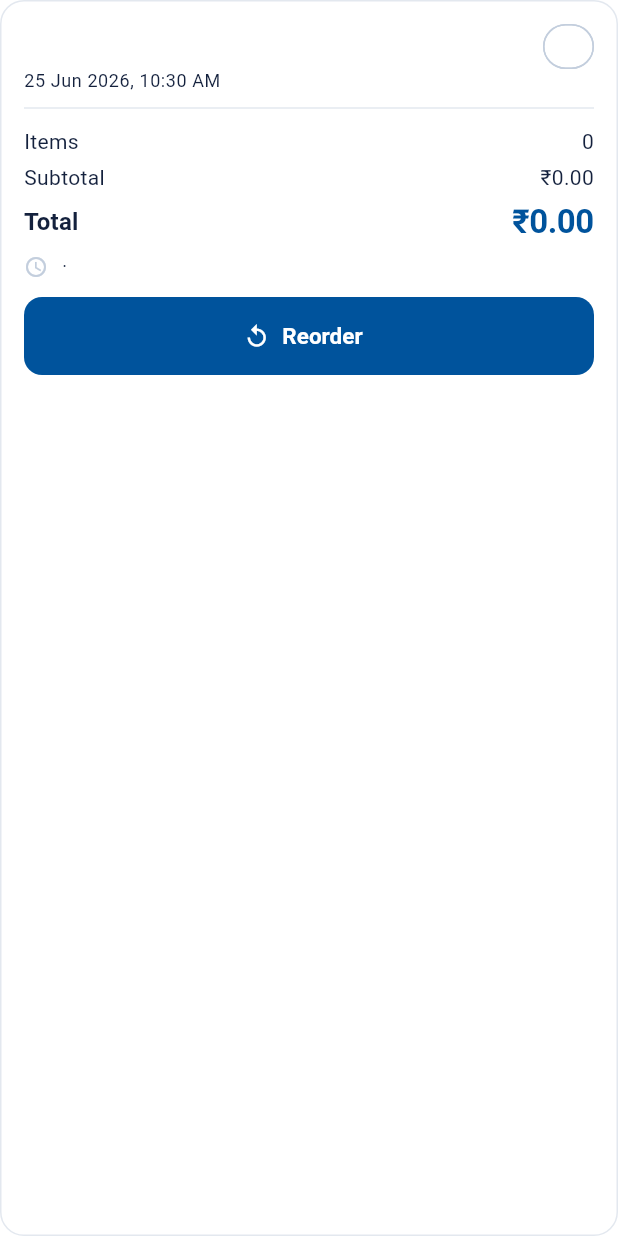
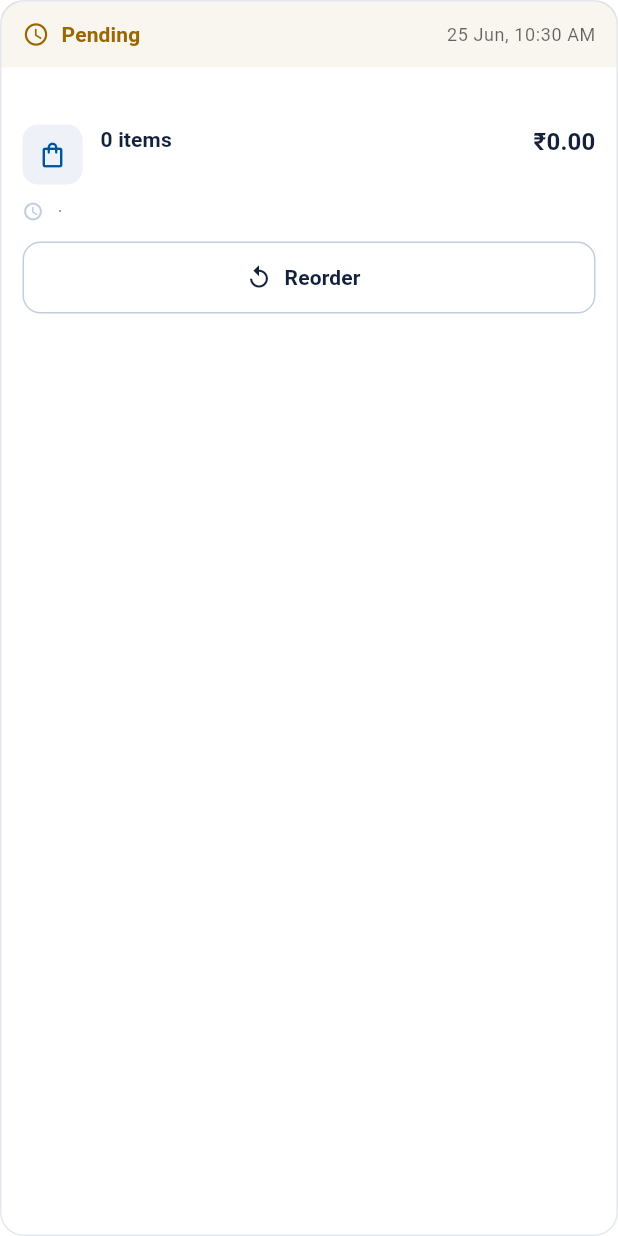
Before and after one commit to nrsnavin/NHSTYX-CUSTOMER, a Flutter app: the _OrderCard widget shown alone on an empty page, opened directly with empty values, on a phone screen of 412 x 824 dp. Run offline on Flutter 3.47's test engine with Material 3 defaults, Android fonts, the phone set to English and light mode, and no system bars; our stand-ins replace dio, flutter_riverpod, flutter_secure_storage, geocoding, geolocator, go_router and 2 more; missing offline and left inert: razorpay_flutter; accounts and stored records are empty; network calls fail.

Commit message:
Redesign orders screen Blinkit-style
Each order is now a card with a coloured status header (Delivered/Shipped/
Packed/Confirmed/Pending/Cancelled) + date, an item icon, item count and a
variant-aware item summary, the total, a payment line, and tidy actions
(prominent Pay-now for unpaid online orders, plus Reorder and Invoice).

```diff
--- a/lib/src/features/orders/presentation/orders_screen.dart
+++ b/lib/src/features/orders/presentation/orders_screen.dart
@@ -21,19 +21,17 @@ class OrdersScreen extends ConsumerWidget {
     final ordersAsync = ref.watch(ordersProvider);
 
     return Scaffold(
-      appBar: AppBar(title: const Text('Orders')),
+      appBar: AppBar(title: const Text('Your orders')),
       body: AsyncValueView<List<Order>>(
         value: ordersAsync,
         onRetry: () => ref.invalidate(ordersProvider),
-        loading: () => const ListCardSkeleton(height: 150),
+        loading: () => const ListCardSkeleton(height: 168),
         data: (orders) {
-          if (orders.isEmpty) {
-            return const _NoOrders();
-          }
+          if (orders.isEmpty) return const _NoOrders();
           return RefreshIndicator(
             onRefresh: () async => ref.invalidate(ordersProvider),
             child: ListView.separated(
-              padding: const EdgeInsets.all(16),
+              padding: const EdgeInsets.fromLTRB(12, 12, 12, 24),
               itemCount: orders.length,
               separatorBuilder: (_, __) => const SizedBox(height: 12),
               itemBuilder: (context, index) => _OrderCard(order: orders[index]),
@@ -61,6 +59,25 @@ class _NoOrders extends StatelessWidget {
         ],
       ),
     );
+  }
+}
+
+/// Visual treatment for an order status (Blinkit-style coloured pill).
+({Color color, IconData icon, String label}) _statusStyle(String status) {
+  switch (status) {
+    case 'DELIVERED':
+      return (color: const Color(0xFF1A7F37), icon: Icons.check_circle, label: 'Delivered');
+    case 'SHIPPED':
+      return (color: const Color(0xFF0B6BCB), icon: Icons.local_shipping, label: 'Shipped');
+    case 'PACKED':
+      return (color: const Color(0xFF6750A4), icon: Icons.inventory_2, label: 'Packed');
+    case 'CONFIRMED':
+      return (color: const Color(0xFF0B6BCB), icon: Icons.task_alt, label: 'Confirmed');
+    case 'CANCELLED':
+    case 'REJECTED':
+      return (color: const Color(0xFFB3261E), icon: Icons.cancel, label: 'Cancelled');
+    default:
+      return (color: const Color(0xFF9A6700), icon: Icons.schedule, label: 'Pending');
   }
 }
 
@@ -102,8 +119,7 @@ class _OrderCard extends ConsumerWidget {
     if (added > 0) ref.read(homeTabProvider.notifier).state = 3; // Cart tab
   }
 
-  /// Pays an existing unpaid online order via Razorpay (e.g. an agent-placed
-  /// order): fetch a fresh checkout, open Razorpay, verify, then refresh.
+  /// Pays an existing unpaid online order via Razorpay.
   Future<void> _pay(BuildContext context, WidgetRef ref) async {
     final messenger = ScaffoldMessenger.of(context);
     try {
@@ -131,66 +147,95 @@ class _OrderCard extends ConsumerWidget {
     final theme = Theme.of(context);
     final paid = order.paymentStatus == 'PAID';
     final canPayOnline = order.paymentMethod == 'RAZORPAY' && !paid;
-    // The GST invoice is available once the order is confirmed / being fulfilled
-    // (or already paid) — not while it's still PENDING.
     const fulfilled = {'CONFIRMED', 'PACKED', 'SHIPPED', 'DELIVERED'};
     final hasInvoice = paid || fulfilled.contains(order.status);
+    final s = _statusStyle(order.status);
+    final itemCount = order.items.fold<int>(0, (n, i) => n + i.quantity);
 
-    return Card(
-      child: Padding(
-        padding: const EdgeInsets.all(16),
+    return Container(
+      decoration: BoxDecoration(
+        color: theme.colorScheme.surface,
+        borderRadius: BorderRadius.circular(16),
+        border: Border.all(color: theme.colorScheme.outlineVariant),
+      ),
+      clipBehavior: Clip.antiAlias,
+      child: Column(
+        children: [
+          // Header: status pill + date.
+          Container(
+            color: s.color.withValues(alpha: 0.06),
+            padding: const EdgeInsets.fromLTRB(14, 12, 14, 12),
+            child: Row(
+              children: [
+                Icon(s.icon, size: 18, color: s.color),
+                const SizedBox(width: 8),
+                Text(s.label,
+                    style: theme.textTheme.titleSmall?.copyWith(color: s.color, fontWeight: FontWeight.w700)),
+                const Spacer(),
+                Text(
+                  DateFormat('dd MMM, h:mm a').format(order.createdAt),
+                  style: theme.textTheme.bodySmall?.copyWith(color: theme.hintColor),
+                ),
+              ],
+            ),
+          ),
+          Padding(
+            padding: const EdgeInsets.all(14),
             child: Column(
               crossAxisAlignment: CrossAxisAlignment.start,
               children: [
+                Text(order.orderNumber,
+                    style: theme.textTheme.bodySmall?.copyWith(color: theme.hintColor)),
+                const SizedBox(height: 8),
                 Row(
-              mainAxisAlignment: MainAxisAlignment.spaceBetween,
+                  crossAxisAlignment: CrossAxisAlignment.start,
                   children: [
-                Text(order.orderNumber, style: theme.textTheme.titleMedium),
-                Chip(
-                  label: Text(order.status, style: const TextStyle(fontSize: 12)),
-                  visualDensity: VisualDensity.compact,
-                  materialTapTargetSize: MaterialTapTargetSize.shrinkWrap,
+                    Container(
+                      width: 40,
+                      height: 40,
+                      decoration: BoxDecoration(
+                        color: theme.colorScheme.surfaceContainerHighest,
+                        borderRadius: BorderRadius.circular(10),
+                      ),
+                      child: Icon(Icons.shopping_bag_outlined, color: theme.colorScheme.primary, size: 20),
+                    ),
+                    const SizedBox(width: 12),
+                    Expanded(
+                      child: Column(
+                        crossAxisAlignment: CrossAxisAlignment.start,
+                        children: [
+                          Text('$itemCount item${itemCount == 1 ? '' : 's'}',
+                              style: theme.textTheme.titleSmall),
+                          const SizedBox(height: 2),
+                          Text(
+                            _itemSummary(order),
+                            maxLines: 2,
+                            overflow: TextOverflow.ellipsis,
+                            style: theme.textTheme.bodySmall?.copyWith(color: theme.hintColor),
                           ),
                         ],
                       ),
+                    ),
+                    const SizedBox(width: 8),
+                    Text(formatPaise(order.totalPaise),
+                        style: theme.textTheme.titleMedium?.copyWith(fontWeight: FontWeight.w700)),
+                  ],
+                ),
+                const SizedBox(height: 10),
+                Row(
+                  children: [
+                    Icon(paid ? Icons.check_circle : Icons.schedule,
+                        size: 14, color: paid ? const Color(0xFF1A7F37) : theme.colorScheme.outline),
+                    const SizedBox(width: 6),
                     Text(
-              DateFormat('dd MMM yyyy, h:mm a').format(order.createdAt),
-              style: theme.textTheme.bodySmall,
-            ),
-            const Divider(height: 20),
-            _row(context, 'Items', '${order.items.length}'),
-            _row(context, 'Subtotal', formatPaise(order.subtotalPaise)),
-            if (order.taxPaise > 0) _row(context, 'GST', formatPaise(order.taxPaise)),
-            const SizedBox(height: 4),
-            Row(
-              mainAxisAlignment: MainAxisAlignment.spaceBetween,
-              children: [
-                Text('Total', style: theme.textTheme.titleMedium),
-                Text(
-                  formatPaise(order.totalPaise),
-                  style: theme.textTheme.titleLarge?.copyWith(color: theme.colorScheme.primary),
+                      '${_method(order.paymentMethod)} · ${paid ? 'Paid' : order.paymentStatus.toLowerCase()}'
+                      '${order.amountDuePaise > 0 ? ' · due ${formatPaise(order.amountDuePaise)}' : ''}',
+                      style: theme.textTheme.bodySmall?.copyWith(color: theme.hintColor),
                     ),
                   ],
                 ),
-            const SizedBox(height: 8),
-            Row(
-              children: [
-                Icon(
-                  paid ? Icons.check_circle : Icons.schedule,
-                  size: 16,
-                  color: paid ? Colors.green : theme.colorScheme.outline,
-                ),
-                const SizedBox(width: 6),
-                Text(
-                  '${order.paymentMethod} · ${order.paymentStatus}'
-                  '${order.amountDuePaise > 0 ? ' · due ${formatPaise(order.amountDuePaise)}' : ''}',
-                  style: theme.textTheme.bodySmall,
-                ),
-              ],
-            ),
-            // An unpaid online order (e.g. placed by an agent) can be paid here.
+                const SizedBox(height: 12),
                 if (canPayOnline) ...[
-              const SizedBox(height: 12),
                   SizedBox(
                     width: double.infinity,
                     child: FilledButton.icon(
@@ -199,19 +244,17 @@ class _OrderCard extends ConsumerWidget {
                       label: Text('Pay now · ${formatPaise(order.amountDuePaise)}'),
                     ),
                   ),
+                  const SizedBox(height: 10),
                 ],
-            const SizedBox(height: 12),
                 Row(
                   children: [
                     Expanded(
-                  child: FilledButton.tonalIcon(
+                      child: OutlinedButton.icon(
                         onPressed: () => _reorder(context, ref),
                         icon: const Icon(Icons.replay, size: 18),
                         label: const Text('Reorder'),
                       ),
                     ),
-                // Invoice is available once the order is confirmed / fulfilled
-                // (or already paid).
                     if (hasInvoice) ...[
                       const SizedBox(width: 10),
                       Expanded(
@@ -229,19 +272,32 @@ class _OrderCard extends ConsumerWidget {
               ],
             ),
           ),
-    );
-  }
-
-  Widget _row(BuildContext context, String label, String value) {
-    return Padding(
-      padding: const EdgeInsets.symmetric(vertical: 2),
-      child: Row(
-        mainAxisAlignment: MainAxisAlignment.spaceBetween,
-        children: [
-          Text(label, style: Theme.of(context).textTheme.bodyMedium),
-          Text(value, style: Theme.of(context).textTheme.bodyMedium),
         ],
       ),
     );
   }
+
+  static String _method(String m) {
+    switch (m) {
+      case 'RAZORPAY':
+        return 'Online';
+      case 'BANK_TRANSFER':
+        return 'Bank transfer';
+      case 'CREDIT':
+        return 'Credit';
+      default:
+        return m;
     }
+  }
+
+  /// A compact, variant-aware list of the order's items.
+  static String _itemSummary(Order order) {
+    if (order.items.isEmpty) return '';
+    final parts = order.items.take(3).map((i) {
+      final name = i.variantName != null ? '${i.productName} (${i.variantName})' : i.productName;
+      return '$name ×${i.quantity}';
+    }).toList();
+    final extra = order.items.length - 3;
+    return extra > 0 ? '${parts.join(', ')} +$extra more' : parts.join(', ');
+  }
+}
```
Also changed, not shown: 2 other files. Lines whose indentation alone changed are shown as unchanged.
